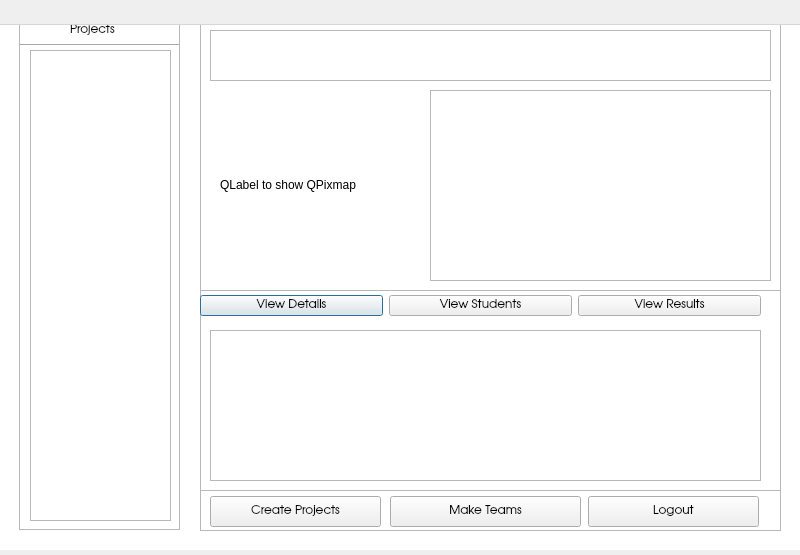
Qt form manageprojectsview.ui (abhinavthukral28/stuPID) before a commit.
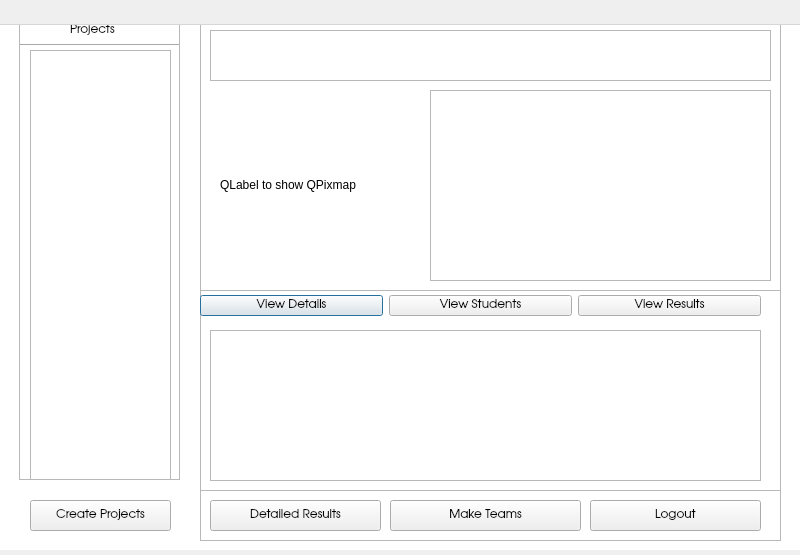
The same form after that commit.

Commit message: Result Builder Working

```diff
--- a/manageprojectsview.ui
+++ b/manageprojectsview.ui
@@ -33,7 +33,7 @@
       <x>19</x>
       <y>19</y>
       <width>161</width>
-      <height>511</height>
+      <height>461</height>
      </rect>
     </property>
     <property name="styleSheet">
@@ -51,7 +51,7 @@
        <x>0</x>
        <y>0</y>
        <width>159</width>
-       <height>509</height>
+       <height>459</height>
       </rect>
      </property>
      <property name="styleSheet">
@@ -132,7 +132,7 @@
       <x>200</x>
       <y>20</y>
       <width>581</width>
-      <height>511</height>
+      <height>521</height>
      </rect>
     </property>
     <property name="frameShape">
@@ -267,7 +267,7 @@
      <property name="geometry">
       <rect>
        <x>190</x>
-       <y>476</y>
+       <y>480</y>
        <width>191</width>
        <height>31</height>
       </rect>
@@ -281,29 +281,11 @@
       <string>Make Teams</string>
      </property>
     </widget>
-    <widget class="QPushButton" name="createProjectButton">
-     <property name="geometry">
-      <rect>
-       <x>10</x>
-       <y>476</y>
-       <width>171</width>
-       <height>31</height>
-      </rect>
-     </property>
-     <property name="font">
-      <font>
-       <family>URW Gothic L</family>
-      </font>
-     </property>
-     <property name="text">
-      <string>Create Projects</string>
-     </property>
-    </widget>
     <widget class="QPushButton" name="pushButton">
      <property name="geometry">
       <rect>
-       <x>388</x>
-       <y>476</y>
+       <x>390</x>
+       <y>480</y>
        <width>171</width>
        <height>31</height>
       </rect>
@@ -317,6 +299,42 @@
       <string>Logout</string>
      </property>
     </widget>
+    <widget class="QPushButton" name="detailedResult">
+     <property name="geometry">
+      <rect>
+       <x>10</x>
+       <y>480</y>
+       <width>171</width>
+       <height>31</height>
+      </rect>
+     </property>
+     <property name="font">
+      <font>
+       <family>URW Gothic L</family>
+      </font>
+     </property>
+     <property name="text">
+      <string>Detailed Results</string>
+     </property>
+    </widget>
+   </widget>
+   <widget class="QPushButton" name="createProjectButton">
+    <property name="geometry">
+     <rect>
+      <x>30</x>
+      <y>500</y>
+      <width>141</width>
+      <height>31</height>
+     </rect>
+    </property>
+    <property name="font">
+     <font>
+      <family>URW Gothic L</family>
+     </font>
+    </property>
+    <property name="text">
+     <string>Create Projects</string>
+    </property>
    </widget>
    <zorder>frame</zorder>
    <zorder>scrollArea</zorder>
```
Left out of the diff: 6 changed lines with no effect on the pictures. The commit also changes 9 other files.
